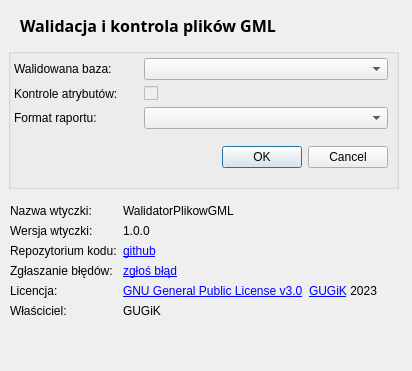
Above: walidatorPlikowGML_dialog_base.ui from MarcinLebiecki/WalidatorPlikowGML before the change. Below: the same form after it.
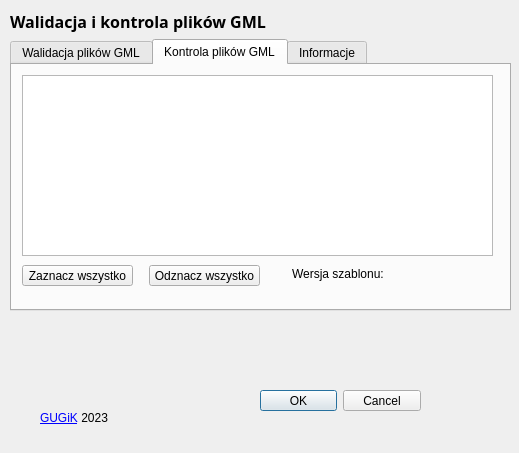
That is the form after the change. The open tabs and pages were chosen to show the change. Icons and pictures are not drawn.

```diff
--- a/walidatorPlikowGML_dialog_base.ui
+++ b/walidatorPlikowGML_dialog_base.ui
@@ -6,20 +6,20 @@
    <rect>
     <x>0</x>
     <y>0</y>
-    <width>412</width>
-    <height>371</height>
+    <width>519</width>
+    <height>453</height>
    </rect>
   </property>
   <property name="sizePolicy">
-   <sizepolicy hsizetype="Minimum" vsizetype="Minimum">
+   <sizepolicy hsizetype="MinimumExpanding" vsizetype="MinimumExpanding">
     <horstretch>0</horstretch>
     <verstretch>0</verstretch>
    </sizepolicy>
   </property>
   <property name="minimumSize">
    <size>
-    <width>412</width>
-    <height>371</height>
+    <width>447</width>
+    <height>377</height>
    </size>
   </property>
   <property name="windowTitle">
@@ -29,15 +29,18 @@
    <iconset>
     <normaloff>icon.png</normaloff>icon.png</iconset>
   </property>
+  <widget class="QWidget" name="verticalLayoutWidget">
+   <property name="geometry">
+    <rect>
+     <x>10</x>
+     <y>10</y>
+     <width>501</width>
+     <height>301</height>
+    </rect>
+   </property>
+   <layout class="QVBoxLayout" name="verticalLayout">
+    <item>
   <widget class="QLabel" name="label_2">
-   <property name="geometry">
-    <rect>
-     <x>20</x>
-     <y>10</y>
-     <width>371</width>
-     <height>31</height>
-    </rect>
-   </property>
    <property name="font">
     <font>
      <family>Arial Black</family>
@@ -49,144 +52,205 @@
    <property name="text">
     <string>Walidacja i kontrola plików GML</string>
    </property>
-  </widget>
-  <widget class="QGroupBox" name="groupBox">
-   <property name="geometry">
-    <rect>
-     <x>8</x>
-     <y>48</y>
-     <width>391</width>
-     <height>141</height>
-    </rect>
-   </property>
-   <property name="title">
-    <string/>
-   </property>
-   <widget class="QWidget" name="formLayoutWidget">
+      <property name="scaledContents">
+       <bool>true</bool>
+      </property>
+     </widget>
+    </item>
+    <item>
+     <layout class="QHBoxLayout" name="horizontalLayout">
+      <property name="sizeConstraint">
+       <enum>QLayout::SetMinimumSize</enum>
+      </property>
+      <item>
+       <widget class="QTabWidget" name="tabWidget">
+        <property name="currentIndex">
+         <number>0</number>
+        </property>
+        <widget class="QWidget" name="Walidacja">
+         <attribute name="title">
+          <string>Walidacja plików GML</string>
+         </attribute>
+         <widget class="QWidget" name="layoutWidget">
     <property name="geometry">
      <rect>
-      <x>6</x>
-      <y>10</y>
-      <width>384</width>
-      <height>121</height>
+            <x>50</x>
+            <y>30</y>
+            <width>371</width>
+            <height>171</height>
      </rect>
     </property>
     <layout class="QGridLayout" name="gridLayout_2">
      <property name="sizeConstraint">
       <enum>QLayout::SetMinimumSize</enum>
      </property>
-     <item row="3" column="1">
-      <spacer name="verticalSpacer_2">
-       <property name="orientation">
-        <enum>Qt::Vertical</enum>
-       </property>
-       <property name="sizeHint" stdset="0">
-        <size>
-         <width>20</width>
-         <height>40</height>
-        </size>
-       </property>
-      </spacer>
-     </item>
-     <item row="0" column="2">
-      <widget class="QComboBox" name="comboBox"/>
-     </item>
-     <item row="2" column="2">
-      <widget class="QComboBox" name="comboBox_2"/>
-     </item>
-     <item row="1" column="2">
-      <widget class="QCheckBox" name="checkBox">
-       <property name="enabled">
-        <bool>false</bool>
-       </property>
-       <property name="text">
-        <string/>
-       </property>
-      </widget>
-     </item>
      <item row="0" column="0">
       <widget class="QLabel" name="label">
        <property name="text">
         <string>Walidowana baza:</string>
        </property>
-      </widget>
-     </item>
-     <item row="1" column="0">
-      <widget class="QLabel" name="label_17">
-       <property name="text">
-        <string>Kontrole atrybutów:</string>
+             <property name="scaledContents">
+              <bool>true</bool>
        </property>
       </widget>
      </item>
-     <item row="2" column="0">
+           <item row="0" column="1">
+            <widget class="QComboBox" name="comboBox"/>
+           </item>
+           <item row="1" column="0">
       <widget class="QLabel" name="label_18">
        <property name="text">
         <string>Format raportu:</string>
        </property>
-      </widget>
-     </item>
-     <item row="0" column="3">
+             <property name="scaledContents">
+              <bool>true</bool>
+             </property>
+            </widget>
+           </item>
+           <item row="1" column="1">
+            <widget class="QComboBox" name="comboBox_2"/>
+           </item>
+           <item row="1" column="2">
+            <spacer name="horizontalSpacer_3">
+             <property name="orientation">
+              <enum>Qt::Horizontal</enum>
+             </property>
+             <property name="sizeType">
+              <enum>QSizePolicy::Preferred</enum>
+             </property>
+             <property name="sizeHint" stdset="0">
+              <size>
+               <width>10</width>
+               <height>30</height>
+              </size>
+             </property>
+            </spacer>
+           </item>
+           <item row="0" column="2">
       <spacer name="horizontalSpacer_2">
        <property name="orientation">
         <enum>Qt::Horizontal</enum>
        </property>
        <property name="sizeType">
-        <enum>QSizePolicy::Fixed</enum>
+              <enum>QSizePolicy::Preferred</enum>
        </property>
        <property name="sizeHint" stdset="0">
         <size>
          <width>10</width>
-         <height>20</height>
+               <height>40</height>
         </size>
        </property>
       </spacer>
      </item>
-     <item row="3" column="2">
-      <widget class="QDialogButtonBox" name="button_box">
-       <property name="orientation">
-        <enum>Qt::Horizontal</enum>
-       </property>
-       <property name="standardButtons">
-        <set>QDialogButtonBox::Cancel|QDialogButtonBox::Ok</set>
-       </property>
-      </widget>
-     </item>
     </layout>
    </widget>
   </widget>
-  <widget class="QWidget" name="horizontalLayoutWidget">
+        <widget class="QWidget" name="Kontrola">
+         <attribute name="title">
+          <string>Kontrola plików GML</string>
+         </attribute>
+         <widget class="QTreeView" name="treeView">
    <property name="geometry">
     <rect>
      <x>10</x>
-     <y>204</y>
-     <width>461</width>
-     <height>151</height>
-    </rect>
-   </property>
-   <layout class="QHBoxLayout" name="horizontalLayout">
-    <property name="sizeConstraint">
-     <enum>QLayout::SetFixedSize</enum>
-    </property>
-    <item>
+            <y>10</y>
+            <width>471</width>
+            <height>181</height>
+           </rect>
+          </property>
+          <property name="font">
+           <font>
+            <pointsize>7</pointsize>
+           </font>
+          </property>
+         </widget>
+         <widget class="QPushButton" name="pushButton_2">
+          <property name="geometry">
+           <rect>
+            <x>137</x>
+            <y>200</y>
+            <width>111</width>
+            <height>21</height>
+           </rect>
+          </property>
+          <property name="text">
+           <string>Odznacz wszystko</string>
+          </property>
+         </widget>
+         <widget class="QPushButton" name="pushButton_1">
+          <property name="geometry">
+           <rect>
+            <x>10</x>
+            <y>200</y>
+            <width>111</width>
+            <height>21</height>
+           </rect>
+          </property>
+          <property name="text">
+           <string>Zaznacz wszystko</string>
+          </property>
+         </widget>
+         <widget class="QLabel" name="label_17">
+          <property name="geometry">
+           <rect>
+            <x>280</x>
+            <y>200</y>
+            <width>241</width>
+            <height>16</height>
+           </rect>
+          </property>
+          <property name="text">
+           <string>Wersja szablonu:</string>
+          </property>
+          <property name="alignment">
+           <set>Qt::AlignBottom|Qt::AlignLeading|Qt::AlignLeft</set>
+          </property>
+         </widget>
+        </widget>
+        <widget class="QWidget" name="Informacje">
+         <attribute name="title">
+          <string>Informacje</string>
+         </attribute>
+         <widget class="QWidget" name="layoutWidget">
+          <property name="geometry">
+           <rect>
+            <x>60</x>
+            <y>30</y>
+            <width>361</width>
+            <height>171</height>
+           </rect>
+          </property>
      <layout class="QGridLayout" name="gridLayout">
       <item row="1" column="0">
        <widget class="QLabel" name="label_9">
         <property name="text">
          <string>Wersja wtyczki:</string>
         </property>
+             <property name="scaledContents">
+              <bool>true</bool>
+             </property>
+            </widget>
+           </item>
+           <item row="2" column="1">
+            <widget class="QLabel" name="label_11">
+             <property name="text">
+              <string>&lt;html&gt;&lt;head/&gt;&lt;body&gt;&lt;p&gt;&lt;a href=&quot;https://github.com/GlownyUrzadGeodezjiIKartografii/WalidatorPlikowGML&quot;&gt;&lt;span style=&quot; text-decoration: underline; color:#0000ff;&quot;&gt;github&lt;/span&gt;&lt;/a&gt;&lt;/p&gt;&lt;/body&gt;&lt;/html&gt;</string>
+             </property>
+             <property name="scaledContents">
+              <bool>true</bool>
+             </property>
+             <property name="openExternalLinks">
+              <bool>true</bool>
+             </property>
        </widget>
       </item>
       <item row="1" column="1">
        <widget class="QLabel" name="label_14">
         <property name="text">
-         <string>1.0.0</string>
-        </property>
-       </widget>
-      </item>
-      <item row="0" column="0">
-       <widget class="QLabel" name="label_10">
-        <property name="text">
-         <string>Nazwa wtyczki:</string>
+              <string>1.0.2</string>
+             </property>
+             <property name="scaledContents">
+              <bool>true</bool>
         </property>
        </widget>
       </item>
@@ -195,21 +259,7 @@
         <property name="text">
          <string>Właściciel:</string>
         </property>
-       </widget>
-      </item>
-      <item row="3" column="0">
-       <widget class="QLabel" name="label_4">
-        <property name="text">
-         <string>Zgłaszanie błędów:</string>
-        </property>
-       </widget>
-      </item>
-      <item row="4" column="1">
-       <widget class="QLabel" name="label_15">
-        <property name="text">
-         <string>&lt;html&gt;&lt;head/&gt;&lt;body&gt;&lt;a href=&quot;https://www.gnu.org/licenses/gpl-3.0.html&quot;&gt;GNU General Public License v3.0&lt;/a&gt;&lt;/body&gt;&lt;/html&gt;</string>
-        </property>
-        <property name="openExternalLinks">
+             <property name="scaledContents">
          <bool>true</bool>
         </property>
        </widget>
@@ -224,7 +274,10 @@
       <item row="3" column="1">
        <widget class="QLabel" name="label_13">
         <property name="text">
-         <string>&lt;a href=&quot;https://github.com/MarcinLebiecki/WalidatorPlikowGML/issues&quot;&gt;zgłoś błąd&lt;/a&gt;</string>
+              <string>&lt;a href=&quot;https://github.com/GlownyUrzadGeodezjiIKartografii/WalidatorPlikowGML/issues&quot;&gt;zgłoś błąd&lt;/a&gt;</string>
+             </property>
+             <property name="scaledContents">
+              <bool>true</bool>
         </property>
         <property name="openExternalLinks">
          <bool>true</bool>
@@ -236,6 +289,22 @@
         <property name="text">
          <string>GUGiK</string>
         </property>
+             <property name="scaledContents">
+              <bool>true</bool>
+             </property>
+            </widget>
+           </item>
+           <item row="4" column="1">
+            <widget class="QLabel" name="label_15">
+             <property name="text">
+              <string>&lt;html&gt;&lt;head/&gt;&lt;body&gt;&lt;a href=&quot;https://www.gnu.org/licenses/gpl-3.0.html&quot;&gt;GNU GPL v3.0&lt;/a&gt;&lt;/body&gt;&lt;/html&gt;</string>
+             </property>
+             <property name="scaledContents">
+              <bool>true</bool>
+             </property>
+             <property name="openExternalLinks">
+              <bool>true</bool>
+             </property>
        </widget>
       </item>
       <item row="0" column="1">
@@ -243,51 +312,45 @@
         <property name="text">
          <string>WalidatorPlikowGML</string>
         </property>
-       </widget>
-      </item>
-      <item row="2" column="0">
-       <widget class="QLabel" name="label_5">
-        <property name="text">
-         <string>Repozytorium kodu:</string>
-        </property>
-       </widget>
-      </item>
-      <item row="2" column="1">
-       <widget class="QLabel" name="label_11">
-        <property name="text">
-         <string>&lt;html&gt;&lt;head/&gt;&lt;body&gt;&lt;p&gt;&lt;a href=&quot;https://github.com/MarcinLebiecki/WalidatorPlikowGML&quot;&gt;&lt;span style=&quot; text-decoration: underline; color:#0000ff;&quot;&gt;github&lt;/span&gt;&lt;/a&gt;&lt;/p&gt;&lt;/body&gt;&lt;/html&gt;</string>
-        </property>
-        <property name="openExternalLinks">
+             <property name="scaledContents">
          <bool>true</bool>
         </property>
        </widget>
       </item>
      </layout>
-    </item>
-    <item>
-     <layout class="QVBoxLayout" name="verticalLayout_3">
-      <item>
-       <spacer name="verticalSpacer">
+         </widget>
+        </widget>
+       </widget>
+      </item>
+     </layout>
+    </item>
+   </layout>
+  </widget>
+  <widget class="QDialogButtonBox" name="button_box">
+   <property name="geometry">
+    <rect>
+     <x>260</x>
+     <y>390</y>
+     <width>161</width>
+     <height>21</height>
+    </rect>
+   </property>
         <property name="orientation">
-         <enum>Qt::Vertical</enum>
-        </property>
-        <property name="sizeHint" stdset="0">
-         <size>
-          <width>20</width>
-          <height>40</height>
-         </size>
-        </property>
-       </spacer>
-      </item>
-      <item>
-       <widget class="QLabel" name="label_3">
-        <property name="text">
-         <string>&lt;a href=&quot;https://www.gov.pl/web/gugik/&quot;&gt;GUGiK&lt;/a&gt; 2023</string>
-        </property>
-       </widget>
-      </item>
-      <item>
+    <enum>Qt::Horizontal</enum>
+   </property>
+   <property name="standardButtons">
+    <set>QDialogButtonBox::Cancel|QDialogButtonBox::Ok</set>
+   </property>
+  </widget>
        <widget class="QLabel" name="label_6">
+   <property name="geometry">
+    <rect>
+     <x>10</x>
+     <y>330</y>
+     <width>118</width>
+     <height>66</height>
+    </rect>
+   </property>
         <property name="sizePolicy">
          <sizepolicy hsizetype="Fixed" vsizetype="Fixed">
           <horstretch>0</horstretch>
@@ -304,10 +367,24 @@
          <bool>true</bool>
         </property>
        </widget>
-      </item>
-     </layout>
-    </item>
-   </layout>
+  <widget class="QLabel" name="label_3">
+   <property name="geometry">
+    <rect>
+     <x>40</x>
+     <y>410</y>
+     <width>111</width>
+     <height>16</height>
+    </rect>
+   </property>
+   <property name="text">
+    <string>&lt;a href=&quot;https://www.gov.pl/web/gugik/&quot;&gt;GUGiK&lt;/a&gt; 2023</string>
+   </property>
+   <property name="scaledContents">
+    <bool>true</bool>
+   </property>
+   <property name="openExternalLinks">
+    <bool>true</bool>
+   </property>
   </widget>
  </widget>
  <resources/>
```
Left out of the diff: 33 changed lines with no effect on the pictures. Lines whose indentation alone changed are shown as unchanged.
